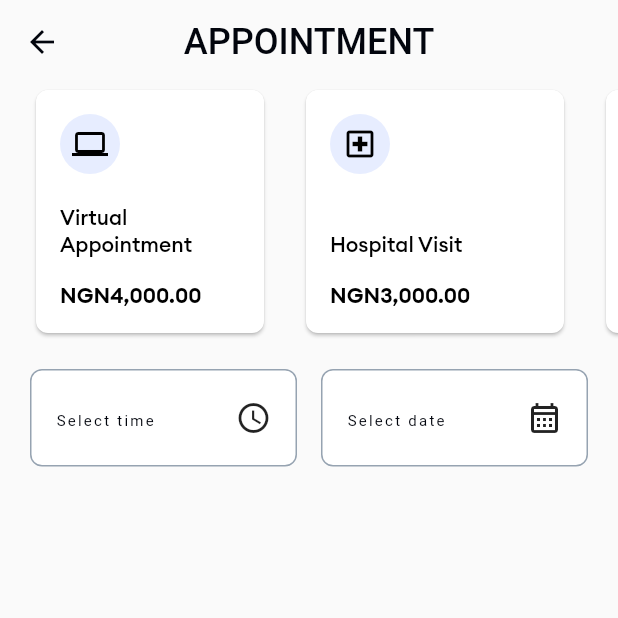
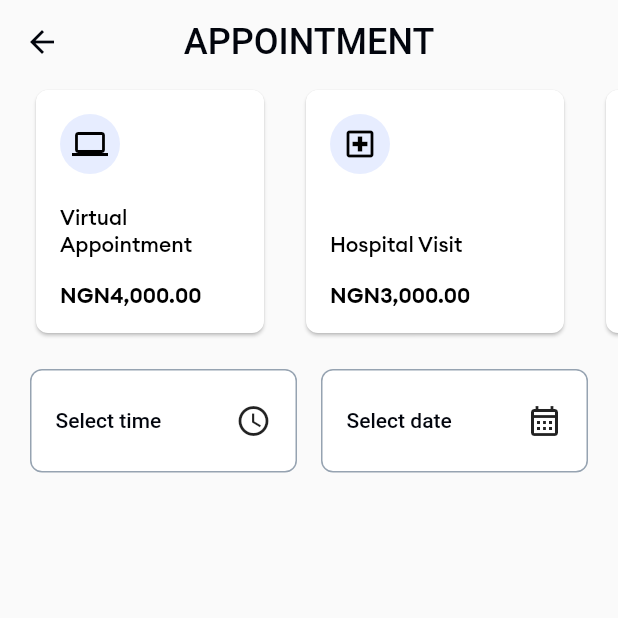
Before and after one commit to logickoder/hospital-app-link-up-ui, a Flutter app: the CreateAppointmentScreen screen opened by its route, on a phone screen of 412 x 824 dp, the top half of it. Run offline on Flutter 3.47's test engine with Material 2 defaults, Android fonts, the phone set to English and light mode, and no system bars; our stand-ins replace cached_network_image, flutter_riverpod, flutter_svg, font_awesome_flutter; network calls fail.

Commit message:
chore: updated input.dart

```diff
--- a/lib/common/widgets/input.dart
+++ b/lib/common/widgets/input.dart
@@ -37,8 +37,6 @@ class _InputState extends ConsumerState<Input> {
   final _focused = StateProvider((ref) => false);
   final _inputFocus = FocusNode();
 
-  void _setFocus(bool value) => ref.read(_focused.notifier).state = value;
-
   @override
   Widget build(BuildContext context) {
     final theme = Theme.of(context);
@@ -54,22 +52,19 @@ class _InputState extends ConsumerState<Input> {
           child: FormField(
             validator: widget.validator,
             initialValue: widget.controller?.text,
-            builder: (state) {
-              final isFocused = ref.watch(_focused);
-
-              return LayoutBuilder(builder: (context, constraints) {
-                return Column(
+            builder: (state) => Column(
               mainAxisSize: MainAxisSize.min,
               crossAxisAlignment: CrossAxisAlignment.start,
               children: [
-                    Container(
+                Consumer(builder: (_, ref, __) {
+                  final isFocused = ref.watch(_focused);
+                  return Container(
                     padding: widget.padding,
                     decoration: BoxDecoration(
                       color: theme.colorScheme.onPrimary,
                       border: Border.all(
                         color: isFocused
-                              ? theme.textTheme.bodyMedium?.color ??
-                                  Colors.black
+                            ? theme.textTheme.bodyMedium?.color ?? Colors.black
                             : const Color(0xFF96A3B1),
                       ),
                       borderRadius: BorderRadius.circular(8),
@@ -82,26 +77,64 @@ class _InputState extends ConsumerState<Input> {
                             crossAxisAlignment: CrossAxisAlignment.start,
                             children: [
                               if (widget.label != null) ...{
-                                  Transform.translate(
+                                _label(isFocused, state)
+                              },
+                              _textField(state),
+                            ],
+                          ),
+                        ),
+                        if (widget.trailing != null) widget.trailing!,
+                      ],
+                    ),
+                  );
+                }),
+                if (state.hasError) _errorText(state),
+              ],
+            ),
+          ),
+        ),
+      ),
+    );
+  }
+
+  @override
+  void dispose() {
+    _inputFocus.dispose();
+    super.dispose();
+  }
+
+  void _setFocus(bool value) => ref.read(_focused.notifier).state = value;
+
+  /// retrieve the label of the text field
+  Widget _label(bool isFocused, FormFieldState<String> state) {
+    final textTheme = Theme.of(context).textTheme;
+    final labelStyle =
+        (isFocused ? textTheme.labelSmall : textTheme.bodyLarge)?.copyWith(
+      fontFamily: isFocused ? AppFonts.titleFamily : null,
+    );
+    // get the text style for the text field or
+    // retrieve the default text field text style
+    final style = widget.style ?? textTheme.titleMedium;
+    // retrieve the font size of the style to get the displacement of the label text
+    final height = style?.fontSize ?? 0;
+    // remove the displacement from half the height of the label so the label
+    // can fit directly in the middle of the field
+    final distance = height - (labelStyle?.fontSize ?? 0) / 2;
+    return Transform.translate(
       offset: Offset(
         0,
-                                      (isFocused ||
-                                              state.value?.isNotEmpty == true)
-                                          ? 0
-                                          : 12,
+        (isFocused || state.value?.isNotEmpty == true) ? 0 : distance,
       ),
       child: Text(
         widget.label!,
-                                      style:
-                                          theme.textTheme.labelSmall?.copyWith(
-                                        fontFamily: isFocused
-                                            ? AppFonts.titleFamily
-                                            : null,
+        style: labelStyle,
       ),
-                                    ),
-                                  )
-                                },
-                                TextField(
+    );
+  }
+
+  /// create the text field
+  Widget _textField(FormFieldState<String> state) {
+    return TextField(
       focusNode: _inputFocus,
       controller: widget.controller,
       keyboardType: widget.keyboardType,
@@ -115,15 +148,16 @@ class _InputState extends ConsumerState<Input> {
       ),
       style: widget.style,
       maxLength: widget.maxLength,
-                                ),
-                              ],
-                            ),
-                          ),
-                          if (widget.trailing != null) widget.trailing!,
-                        ],
-                      ),
-                    ),
-                    if (state.hasError) ...{
+    );
+  }
+
+  /// create the error text
+  Widget _errorText(FormFieldState<String> state) {
+    final theme = Theme.of(context);
+    return Column(
+      mainAxisSize: MainAxisSize.min,
+      crossAxisAlignment: CrossAxisAlignment.start,
+      children: [
         const SizedBox(height: AppPadding.small / 2),
         Text(
           state.errorText!,
@@ -131,21 +165,8 @@ class _InputState extends ConsumerState<Input> {
             fontWeight: FontWeight.w500,
             color: theme.colorScheme.error,
           ),
-                      )
-                    },
+        ),
       ],
     );
-              });
-            },
-          ),
-        ),
-      ),
-    );
-  }
-
-  @override
-  void dispose() {
-    _inputFocus.dispose();
-    super.dispose();
   }
 }
```
Lines whose indentation alone changed are shown as unchanged.
